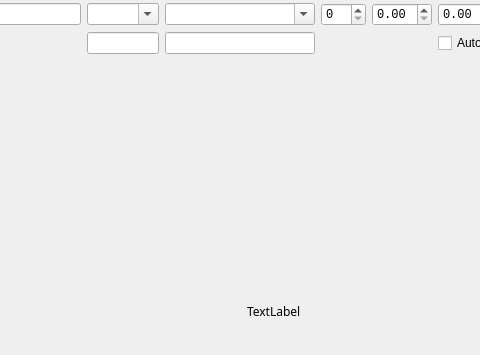
Qt form lisa/pyqt/viewpyqt.ui (rockwolf/python) before a commit; both pictures show x 540 to 1020 and y 245 to 600 of the 1198 by 600 pixel window.
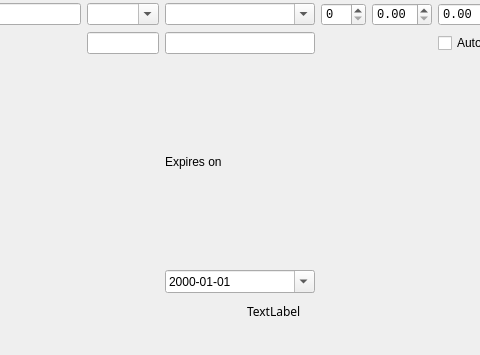
The same form after that commit.

Commit message: Added dt_expiration to the gui and adjusted the tab order.

```diff
--- a/lisa/pyqt/viewpyqt.ui
+++ b/lisa/pyqt/viewpyqt.ui
@@ -441,6 +441,26 @@
           </property>
          </widget>
         </item>
+        <item row="3" column="6">
+         <widget class="QLabel" name="lbl_expiration">
+          <property name="frameShape">
+           <enum>QFrame::NoFrame</enum>
+          </property>
+          <property name="text">
+           <string>Expires on</string>
+          </property>
+         </widget>
+        </item>
+        <item row="4" column="6">
+         <widget class="QDateEdit" name="dt_expiration">
+          <property name="displayFormat">
+           <string>yyyy-MM-dd</string>
+          </property>
+          <property name="calendarPopup">
+           <bool>true</bool>
+          </property>
+         </widget>
+        </item>
        </layout>
       </item>
       <item>
```
Left out of the diff: 28 changed lines with no effect on the pictures. The commit also changes 1 other file.
